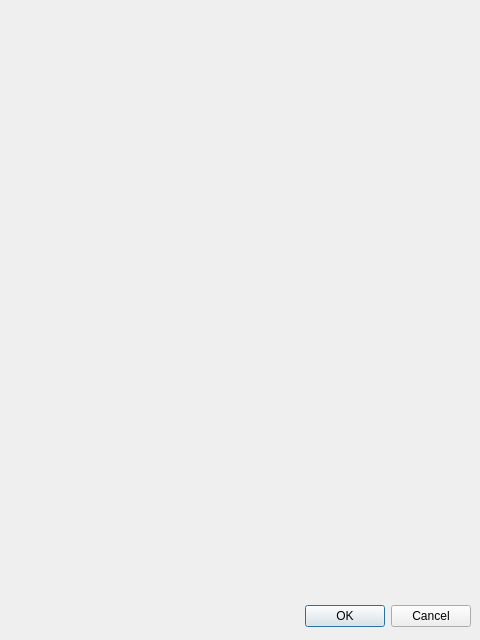
The window that acerca.ui (Jtobar-Ec/Cine-Mejorado) describes before a commit, drawn with Qt 5.
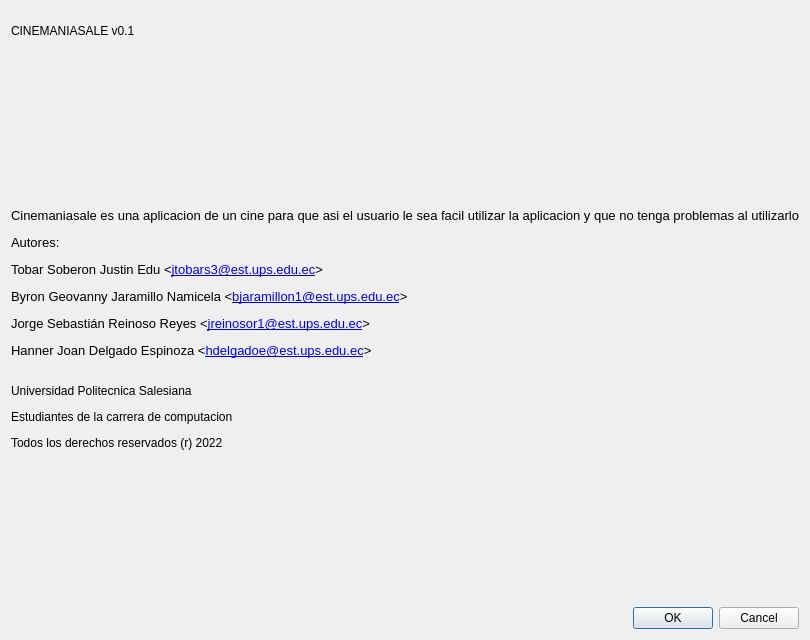
The same window after the commit.

Patch:
```diff
--- a/acerca.ui
+++ b/acerca.ui
@@ -5,22 +5,36 @@
    <rect>
     <x>0</x>
     <y>0</y>
-    <width>480</width>
+    <width>809</width>
     <height>640</height>
    </rect>
   </property>
   <property name="windowTitle">
    <string>Dialog</string>
   </property>
-  <widget name="buttonBox" class="QDialogButtonBox">
-   <property name="geometry">
-    <rect>
-     <x>10</x>
-     <y>600</y>
-     <width>461</width>
-     <height>32</height>
-    </rect>
-   </property>
+  <layout class="QGridLayout" name="gridLayout">
+   <item row="0" column="0">
+    <widget class="QLabel" name="label">
+     <property name="maximumSize">
+      <size>
+       <width>16777215</width>
+       <height>40</height>
+      </size>
+     </property>
+     <property name="text">
+      <string>CINEMANIASALE v0.1</string>
+     </property>
+    </widget>
+   </item>
+   <item row="1" column="0">
+    <widget class="QLabel" name="label_3">
+     <property name="text">
+      <string>&lt;html&gt;&lt;head/&gt;&lt;body&gt;&lt;p&gt;&lt;span style=&quot; font-size:10pt;&quot;&gt;Cinemaniasale es una aplicacion de un cine para que asi el usuario le sea facil utilizar la aplicacion y que no tenga problemas al utilizarlo&lt;/span&gt;&lt;/p&gt;&lt;p&gt;&lt;span style=&quot; font-size:10pt;&quot;&gt;Autores:&lt;/span&gt;&lt;/p&gt;&lt;p&gt;&lt;span style=&quot; font-size:10pt;&quot;&gt;Tobar Soberon Justin Edu &amp;lt;&lt;/span&gt;&lt;span style=&quot; font-size:10pt; text-decoration: underline; color:#0000ff;&quot;&gt;jtobars3@est.ups.edu.ec&lt;/span&gt;&lt;span style=&quot; font-size:10pt;&quot;&gt;&amp;gt;&lt;/span&gt;&lt;/p&gt;&lt;p&gt;&lt;span style=&quot; font-size:10pt;&quot;&gt;Byron Geovanny Jaramillo Namicela &amp;lt;&lt;/span&gt;&lt;span style=&quot; font-size:10pt; text-decoration: underline; color:#0000ff;&quot;&gt;bjaramillon1@est.ups.edu.ec&lt;/span&gt;&lt;span style=&quot; font-size:10pt;&quot;&gt;&amp;gt;&lt;/span&gt;&lt;/p&gt;&lt;p&gt;&lt;span style=&quot; font-size:10pt;&quot;&gt;Jorge Sebastián Reinoso Reyes &amp;lt;&lt;/span&gt;&lt;span style=&quot; font-size:10pt; text-decoration: underline; color:#0000ff;&quot;&gt;jreinosor1@est.ups.edu.ec&lt;/span&gt;&lt;span style=&quot; font-size:10pt;&quot;&gt;&amp;gt;&lt;/span&gt;&lt;/p&gt;&lt;p&gt;&lt;span style=&quot; font-size:10pt;&quot;&gt;Hanner Joan Delgado Espinoza &amp;lt;&lt;/span&gt;&lt;span style=&quot; font-size:10pt; text-decoration: underline; color:#0000ff;&quot;&gt;hdelgadoe@est.ups.edu.ec&lt;/span&gt;&lt;span style=&quot; font-size:10pt;&quot;&gt;&amp;gt;&lt;/span&gt;&lt;/p&gt;&lt;p&gt;&lt;br/&gt;Universidad Politecnica Salesiana&lt;/p&gt;&lt;p&gt;Estudiantes de la carrera de computacion &lt;/p&gt;&lt;p&gt;Todos los derechos reservados (r) 2022&lt;/p&gt;&lt;/body&gt;&lt;/html&gt;</string>
+     </property>
+    </widget>
+   </item>
+   <item row="2" column="0">
+    <widget class="QDialogButtonBox" name="buttonBox">
    <property name="orientation">
     <enum>Qt::Horizontal</enum>
    </property>
@@ -28,6 +42,8 @@
     <set>QDialogButtonBox::Cancel|QDialogButtonBox::Ok</set>
    </property>
   </widget>
+   </item>
+  </layout>
  </widget>
  <resources/>
  <connections>
```
Left out of the diff: 3 changed lines with no effect on the pictures. Lines whose indentation alone changed are shown as unchanged.
